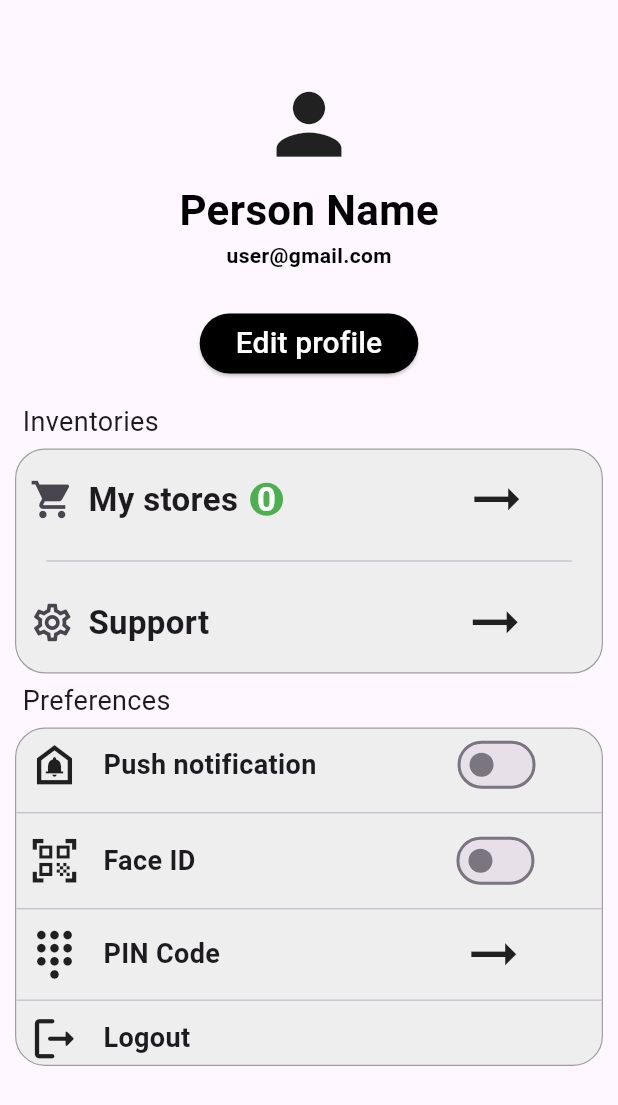
After one commit to shorifulislamsiam/Ecommerse_App, a Flutter app: the Profile screen opened directly, on a phone screen of 412 x 824 dp. The commit adds this screen. Shown: the top 1105 px of the screen. Run offline on Flutter 3.47's test engine with Material 3 defaults, Android fonts, the phone set to English and light mode, and no system bars.

Commit message:
Profile page done

```diff
--- /dev/null
+++ b/lib/Screen/Category/Listall.dart
@@ -0,0 +1,48 @@
+import 'package:ecommerse_app/Screen/home/Widgets/product_card.dart';
+import 'package:ecommerse_app/Screen/home/Widgets/products.dart';
+import 'package:flutter/material.dart';
+import 'package:provider/provider.dart';
+
+class Listall extends StatelessWidget {
+  //final String category;, required this.category
+  const Listall({super.key});
+
+  @override
+  Widget build(BuildContext context) {
+    final productsProvider = Provider.of<ProductsProvider>(context);
+    final List<Products> product = productsProvider.products;
+    return Scaffold(
+      appBar: AppBar(
+        title: Text(
+          "All Products",
+          style: const TextStyle(
+            fontSize: 18,
+            fontWeight: FontWeight.bold,
+          ),
+        ),
+        centerTitle: true,
+      ),
+      body: GridView.builder(
+                  physics: const NeverScrollableScrollPhysics(),
+                  shrinkWrap: true,
+                  gridDelegate: const SliverGridDelegateWithFixedCrossAxisCount(
+                    crossAxisCount: 2,
+                    childAspectRatio: 0.85,
+                    crossAxisSpacing: 5,
+                    mainAxisSpacing: 5,
+                  ),
+                  itemCount: product.length,
+                  itemBuilder: (context, index) {
+                    return Container(
+                      color: Colors.white,
+                      child: ProductCard(
+                         products: product[index],
+                         index:  index,
+
+                      ),
+                    );
+                  },
+                  ),
+    );
+  }
+}
--- /dev/null
+++ b/lib/Screen/Profile/Preference.dart
@@ -0,0 +1,144 @@
+import 'package:flutter/material.dart';
+
+class Preference extends StatefulWidget {
+  const Preference({super.key});
+
+  @override
+  State<Preference> createState() => _PreferenceState();
+}
+
+class _PreferenceState extends State<Preference> {
+  bool pushNotification = false;
+  bool faceId = false;
+
+  @override
+  Widget build(BuildContext context) {
+
+    return Padding(
+      padding: const EdgeInsets.fromLTRB(10, 5, 10, 5),
+      child: Container(
+        decoration: BoxDecoration(
+          color: Colors.grey.shade200,
+          borderRadius: BorderRadius.circular(20),
+          border: Border.all(width: 0.8, color: Colors.grey),
+        ),
+        child: Column(
+          children: [
+            Row(
+              children: [
+                SizedBox(
+                  width: 8,
+                ),
+                Icon(
+                  Icons.doorbell_outlined,
+                  size: 35,
+                ),
+                SizedBox(width: 15),
+                Text(
+                  "Push notification",
+                  style: TextStyle(
+                    fontSize: 18,
+                    fontWeight: FontWeight.bold,
+                  ),
+                ),
+                SizedBox(
+                  width: 90,
+                ),
+                Switch(
+                  activeColor: Colors.green,
+                  value: pushNotification,
+                  onChanged: (value) {
+                    setState(() {
+                      pushNotification = value;
+                    });
+                  },
+                ),
+              ],
+            ),
+            Divider(),
+            Row(
+              children: [
+                SizedBox(
+                  width: 8,
+                ),
+                Icon(
+                  Icons.qr_code_scanner,
+                  size: 35,
+                ),
+                SizedBox(width: 15),
+                Text(
+                  "Face ID",
+                  style: TextStyle(
+                    fontSize: 18,
+                    fontWeight: FontWeight.bold,
+                  ),
+                ),
+                SizedBox(
+                  width: 170,
+                ),
+                Switch(
+                  activeColor: Colors.green,
+                  value: faceId,
+                  onChanged: (value) {
+                    setState(() {
+                      faceId = value;
+                    });
+                  },
+                ),
+              ],
+            ),
+            Divider(),
+            Row(
+              children: [
+                SizedBox(
+                  width: 8,
+                ),
+                Icon(
+                  Icons.dialpad_sharp,
+                  size: 35,
+                ),
+                SizedBox(width: 15),
+                Text(
+                  "PIN Code",
+                  style: TextStyle(
+                    fontSize: 18,
+                    fontWeight: FontWeight.bold,
+                  ),
+                ),
+                SizedBox(
+                  width: 160,
+                ),
+                Icon(
+                  Icons.arrow_right_alt_sharp,
+                  size: 45,
+                )
+              ],
+            ),
+            Divider(),
+            GestureDetector(
+              child: Row(
+                children: [
+                  SizedBox(
+                    width: 8,
+                  ),
+                  Icon(
+                    Icons.logout_rounded,
+                    size: 35,
+                  ),
+                  SizedBox(width: 15),
+                  Text(
+                    "Logout",
+                    style: TextStyle(
+                      fontSize: 18,
+                      fontWeight: FontWeight.bold,
+                    ),
+                  ),
+                ],
+              ),
+            ),
+          ],
+        ),
+      ),
+    );
+  }
+}
--- /dev/null
+++ b/lib/Screen/Profile/Profile.dart
@@ -0,0 +1,187 @@
+import 'package:ecommerse_app/Screen/Cart/CartScreen.dart';
+import 'package:ecommerse_app/Screen/Profile/Preference.dart';
+import 'package:ecommerse_app/Screen/home/Widgets/products.dart';
+import 'package:flutter/material.dart';
+import 'package:provider/provider.dart';
+
+class Profile extends StatelessWidget {
+  const Profile({super.key});
+
+  @override
+  Widget build(BuildContext context) {
+    final prouductsProvider = Provider.of<ProductsProvider>(context);
+    final totalCartItem = prouductsProvider.getTotalCartItem();
+    return Scaffold(
+      body: SingleChildScrollView(
+        scrollDirection: Axis.vertical,
+        child: Column(
+          children: [
+            SizedBox(
+              child: Column(
+                children: [
+                  const Padding(
+                    padding: EdgeInsets.fromLTRB(50, 50, 50, 5),
+                    child: Center(
+                      child: Icon(
+                        Icons.person,
+                        size: 65,
+                      ),
+                    ),
+                  ),
+                  const Text(
+                    "Person Name",
+                    style: TextStyle(
+                      fontSize: 28,
+                      fontWeight: FontWeight.bold,
+                      color: Colors.black,
+                    ),
+                  ),
+                  const Text(
+                    "user@gmail.com",
+                    style: TextStyle(
+                      fontWeight: FontWeight.bold,
+                      color: Colors.black,
+                    ),
+                  ),
+                  const SizedBox(
+                    height: 25,
+                  ),
+                  ElevatedButton(
+                    onPressed: () {},
+                    style: ElevatedButton.styleFrom(
+                      backgroundColor: Colors.black,
+                    ),
+                    child: const Text(
+                      "Edit profile",
+                      style: TextStyle(
+                        fontSize: 20,
+                        color: Colors.white,
+                      ),
+                    ),
+                  ),
+                ],
+              ),
+            ),
+            const SizedBox(
+              height: 15,
+            ),
+            const Padding(
+              padding: EdgeInsets.only(left: 15),
+              child: Align(
+                alignment: Alignment.topLeft,
+                child: Text("Inventories",
+                    style: TextStyle(fontSize: 18), textAlign: TextAlign.start),
+              ),
+            ),
+            Padding(
+              padding: const EdgeInsets.fromLTRB(10, 5, 10, 5),
+              child: Container(
+                height: 150,
+                width: double.infinity,
+                decoration: BoxDecoration(
+                    color: Colors.grey.shade200,
+                    borderRadius: const BorderRadius.all(
+                      Radius.circular(20),
+                    ),
+                    border: Border.all(width: 0.8, color: Colors.grey)),
+                child: Column(
+                  mainAxisAlignment: MainAxisAlignment.spaceEvenly,
+                  children: [
+                    GestureDetector(
+                      child: Row(
+                        children: [
+                          IconButton(
+                            iconSize: 30,
+                            onPressed: () {},
+                            icon: const Icon(
+                              Icons.shopping_cart,
+                            ),
+                          ),
+                          const Text(
+                            "My stores",
+                            style: TextStyle(
+                                fontWeight: FontWeight.bold, fontSize: 22),
+                          ),
+                          const SizedBox(
+                            width: 8,
+                          ),
+                          Container(
+                            width: 22,
+                            decoration: const BoxDecoration(
+                                shape: BoxShape.circle, color: Colors.green),
+                            child: Text(
+                              "$totalCartItem",
+                              textAlign: TextAlign.center,
+                              style: const TextStyle(
+                                fontWeight: FontWeight.bold,
+                                fontSize: 22,
+                                color: Colors.white,
+                              ),
+                            ),
+                          ),
+                          const SizedBox(
+                            width: 120,
+                          ),
+                          const Icon(
+                            Icons.arrow_right_alt_outlined,
+                            size: 45,
+                          ),
+                        ],
+                      ),
+                      onTap: () {
+                        Navigator.push(context,
+                            MaterialPageRoute(builder: (_) => const Cartscreen()));
+                      },
+                    ),
+                    const Divider(
+                      indent: 20,
+                      endIndent: 20,
+                    ),
+                    GestureDetector(
+                      child: Row(
+                        children: [
+                          IconButton(
+                            iconSize: 30,
+                            onPressed: () {},
+                            icon: const Icon(
+                              Icons.settings_outlined,
+                            ),
+                          ),
+                          const Text(
+                            "Support",
+                            style: TextStyle(
+                                fontWeight: FontWeight.bold, fontSize: 22),
+                          ),
+                          const SizedBox(
+                            width: 8,
+                          ),
+                          const SizedBox(
+                            width: 160,
+                          ),
+                          const Icon(
+                            Icons.arrow_right_alt_outlined,
+                            size: 45,
+                          ),
+                        ],
+                      ),
+                    ),
+                  ],
+                ),
+              ),
+            ),
+            const Padding(
+              padding: EdgeInsets.only(left: 15),
+              child: Align(
+                  alignment: Alignment.centerLeft,
+                  child: Text(
+                    "Preferences",
+                    style: TextStyle(fontSize: 18),
+                  )),
+            ),
+            const Preference(),
+          ],
+        ),
+      ),
+    );
+  }
+}
--- /dev/null
+++ b/lib/Screen/Profile/preference2.dart
@@ -0,0 +1,112 @@
+//Advanced Code of Switch usages.
+//This is from copilot,
+
+import 'package:flutter/material.dart';
+
+class Preference extends StatefulWidget {
+  const Preference({super.key});
+
+  @override
+  State<Preference> createState() => _PreferenceState();
+}
+
+class _PreferenceState extends State<Preference> {
+  // Map to store the states of each switch
+  Map<String, bool> switchStates = {
+    "pushNotification": false,
+    "faceID": false,
+    "pinCode": false,
+  };
+
+  @override
+  Widget build(BuildContext context) {
+    return Padding(
+      padding: const EdgeInsets.fromLTRB(10, 5, 10, 5),
+      child: Container(
+        decoration: BoxDecoration(
+          color: Colors.grey.shade200,
+          borderRadius: BorderRadius.circular(20),
+          border: Border.all(width: 0.8, color: Colors.grey),
+        ),
+        child: Column(
+          children: [
+            buildSwitchRow(
+              icon: Icons.doorbell_outlined,
+              label: "Push notification",
+              key: "pushNotification",
+            ),
+            Divider(),
+            buildSwitchRow(
+              icon: Icons.qr_code_scanner,
+              label: "Face ID",
+              key: "faceID",
+            ),
+            Divider(),
+            buildSwitchRow(
+              icon: Icons.dialpad_sharp,
+              label: "PIN Code",
+              key: "pinCode",
+            ),
+            Divider(),
+            GestureDetector(
+              child: Row(
+                children: [
+                  SizedBox(
+                    width: 8,
+                  ),
+                  Icon(
+                    Icons.logout_rounded,
+                    size: 35,
+                  ),
+                  SizedBox(width: 15),
+                  Text(
+                    "Logout",
+                    style: TextStyle(
+                      fontSize: 18,
+                      fontWeight: FontWeight.bold,
+                    ),
+                  ),
+                ],
+              ),
+            ),
+          ],
+        ),
+      ),
+    );
+  }
+
+  Widget buildSwitchRow({
+    required IconData icon,
+    required String label,
+    required String key,
+  }) {
+    return Row(
+      children: [
+        SizedBox(
+          width: 8,
+        ),
+        Icon(
+          icon,
+          size: 35,
+        ),
+        SizedBox(width: 15),
+        Text(
+          label,
+          style: TextStyle(
+            fontSize: 18,
+            fontWeight: FontWeight.bold,
+          ),
+        ),
+        Spacer(),
+        Switch(
+          value: switchStates[key] ?? false,
+          onChanged: (value) {
+            setState(() {
+              switchStates[key] = value;
+            });
+          },
+        ),
+      ],
+    );
+  }
+}
--- a/lib/Screen/home/Widgets/products.dart
+++ b/lib/Screen/home/Widgets/products.dart
@@ -83,6 +83,17 @@ class ProductsProvider with ChangeNotifier {
         category: "Electronics",
         rate: 4.4,
         quantity: 4),
+    Products(
+        title: "flutter books",
+        Description: "Books for beginner",
+        image: "assets/book (2).jpg",
+        price: 280,
+        review: "(24 Review)",
+        seller: "Books shop",
+        colors: [Colors.black, Colors.green, Colors.grey],
+        category: "Books",
+        rate: 4.4,
+        quantity: 4),
   ];
 
   final List<CartItem> _cart = [];
@@ -155,9 +166,11 @@ class ProductsProvider with ChangeNotifier {
   }
 
   List<Products> getProductsByCategory(String category) {
-    return _products
-        .where((product) => product.category == product.category)
-        .toList();
+    return _products.where((product) => product.category == category).toList();
+  }
+
+  List<Products> getProductsByCategoryall(String category) {
+    return _products.where((product) => product.category == category).toList();
   }
 
   double calculatePrice() {
@@ -168,4 +181,12 @@ class ProductsProvider with ChangeNotifier {
     }
     return totalPrice;
   }
+
+  int getTotalCartItem() {
+    int totalCartItem = 0;
+    for (var item in _cart) {
+      totalCartItem += item.quantity;
+    }
+    return totalCartItem;
+  }
 }
--- a/lib/myhomepage.dart
+++ b/lib/myhomepage.dart
@@ -1,6 +1,8 @@
 import 'package:ecommerse_app/Screen/Cart/CartScreen.dart';
+import 'package:ecommerse_app/Screen/Category/Listall.dart';
 import 'package:ecommerse_app/Screen/Details/Detailscreen.dart';
 import 'package:ecommerse_app/Screen/Favourite/Favourite.dart';
+import 'package:ecommerse_app/Screen/Profile/Profile.dart';
 import 'package:ecommerse_app/Screen/home/home.dart';
 import 'package:flutter/material.dart';
 import 'color.dart';
@@ -46,7 +48,10 @@ class _MyHomePageState extends State<MyHomePage> {
           crossAxisAlignment: CrossAxisAlignment.start,
           children: [
             IconButton(
-              onPressed: () {},
+              onPressed: () {
+                Navigator.push(
+                    context, MaterialPageRoute(builder: (_) => Listall()));
+              },
               icon: Icon(Icons.list_alt_rounded,
                   size: 40,
                   color: currentIndex == 1 ? normalColor : Colors.white),
@@ -80,9 +85,8 @@ class _MyHomePageState extends State<MyHomePage> {
             ),
             IconButton(
               onPressed: () {
-                setState(() {
-                  currentIndex = 4;
-                });
+                Navigator.push(
+                    context, MaterialPageRoute(builder: (_) => Profile()));
               },
               icon: Icon(
                 Icons.person,
--- a/pubspec.yaml
+++ b/pubspec.yaml
@@ -72,6 +72,7 @@ flutter:
     - assets/headphone1.jpg
     - assets/sweter.jpg
     - assets/smartwatch.jpg
+    - assets/book (2).jpg
 
   # An image asset can refer to one or more resolution-specific "variants", see
   # https://flutter.dev/to/resolution-aware-images
```
Also changed, not shown: assets/book (2).jpg (added).
